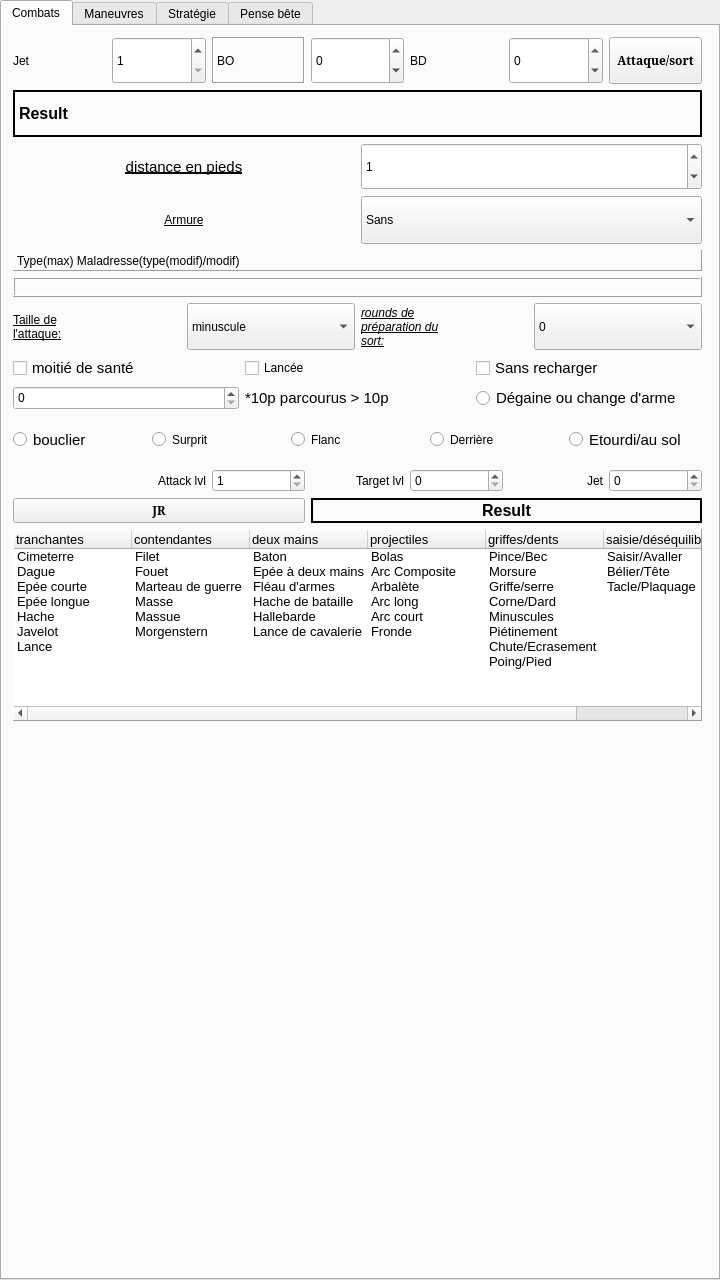
The window that mainwindow.ui (e2002e/JRTM-MERP) describes before a commit, drawn with Qt 5.
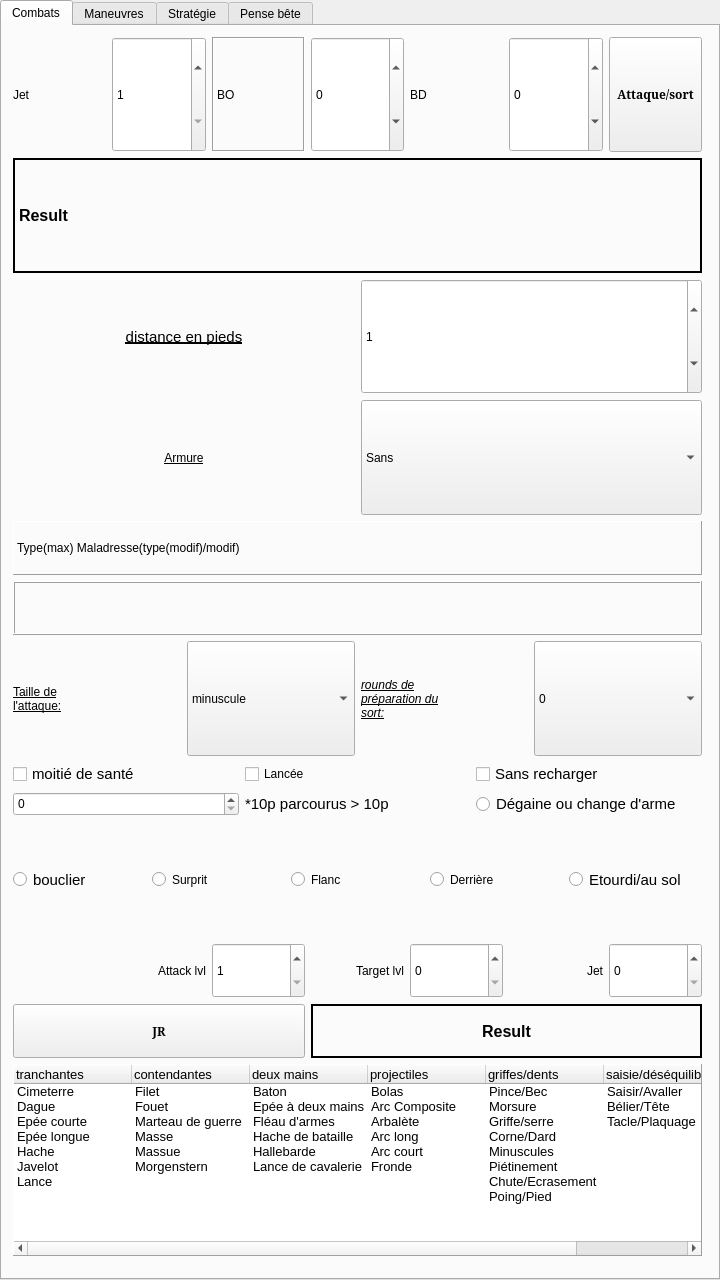
The same window after the commit.

The edit to the form file:
```diff
--- a/mainwindow.ui
+++ b/mainwindow.ui
@@ -11,7 +11,7 @@
    </rect>
   </property>
   <property name="sizePolicy">
-   <sizepolicy hsizetype="MinimumExpanding" vsizetype="MinimumExpanding">
+   <sizepolicy hsizetype="Preferred" vsizetype="Preferred">
     <horstretch>0</horstretch>
     <verstretch>0</verstretch>
    </sizepolicy>
@@ -36,7 +36,7 @@
     <bool>true</bool>
    </property>
    <property name="sizePolicy">
-    <sizepolicy hsizetype="Expanding" vsizetype="Expanding">
+    <sizepolicy hsizetype="Preferred" vsizetype="Expanding">
      <horstretch>0</horstretch>
      <verstretch>0</verstretch>
     </sizepolicy>
@@ -87,7 +87,7 @@
         <x>0</x>
         <y>0</y>
         <width>711</width>
-        <height>706</height>
+        <height>1241</height>
        </rect>
       </property>
       <layout class="QGridLayout" name="gridLayout">
```
